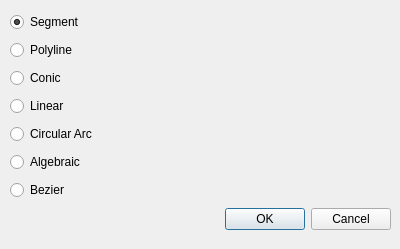
Qt form Arrangement_on_surface_2/demo/Arrangement_on_surface_2/NewTabDialog.ui (CGAL/cgal) before a commit.
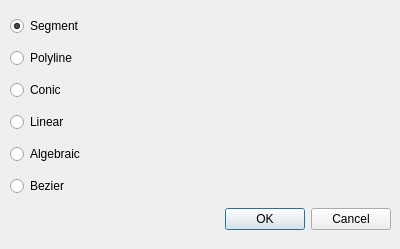
The same form after that commit.

Commit message: Drop circular traits from the demo

What changed in the file:
```diff
--- a/Arrangement_on_surface_2/demo/Arrangement_on_surface_2/NewTabDialog.ui
+++ b/Arrangement_on_surface_2/demo/Arrangement_on_surface_2/NewTabDialog.ui
@@ -43,7 +43,7 @@
       </property>
      </widget>
     </item>
-    <item row="5" column="0">
+    <item row="4" column="0">
      <widget class="QRadioButton" name="algebraicRadioButton">
       <property name="text">
        <string>Algebraic</string>
@@ -74,14 +74,7 @@
       </property>
      </widget>
     </item>
-    <item row="4" column="0">
-     <widget class="QRadioButton" name="circularArcRadioButton">
-      <property name="text">
-       <string>Circular Arc</string>
-      </property>
-     </widget>
-    </item>
-    <item row="6" column="0">
+    <item row="5" column="0">
      <widget class="QRadioButton" name="bezierRadioButton">
       <property name="text">
        <string>Bezier</string>
```
The commit also changes 18 other files.
